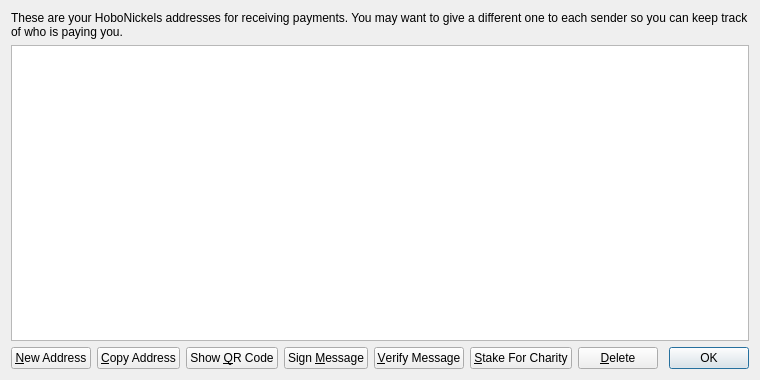
Qt form src/qt/forms/addressbookpage.ui (Skryptex/NEXUS--UPGRADE-HIGH-END) before a commit.
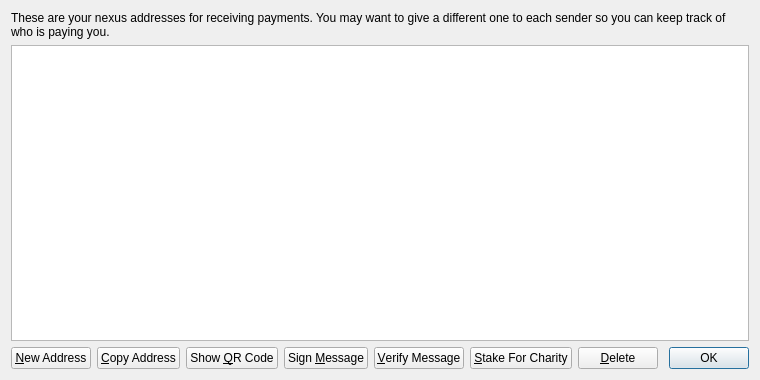
The same form after that commit. Icons and pictures are not drawn.

Patch:
```diff
--- a/src/qt/forms/addressbookpage.ui
+++ b/src/qt/forms/addressbookpage.ui
@@ -17,7 +17,7 @@
    <item>
     <widget class="QLabel" name="labelExplanation">
      <property name="text">
-      <string>These are your HoboNickels addresses for receiving payments. You may want to give a different one to each sender so you can keep track of who is paying you.</string>
+      <string>These are your nexus addresses for receiving payments. You may want to give a different one to each sender so you can keep track of who is paying you.</string>
      </property>
      <property name="textFormat">
       <enum>Qt::PlainText</enum>
```
Left out of the diff: 6 changed lines with no effect on the pictures.
